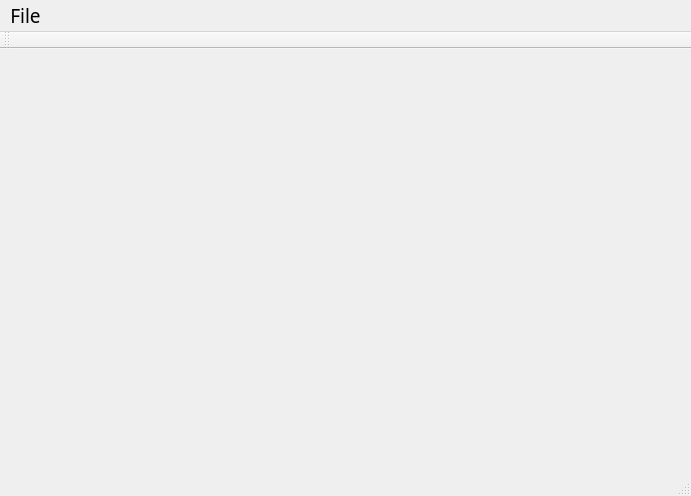
jefftsai8049/BeeObservationSystem_Analysis, file mainwindow.ui: the form before one commit.
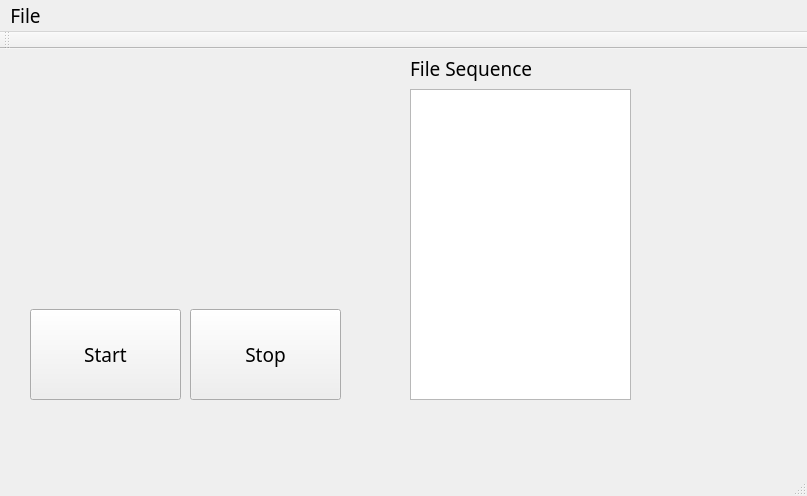
The form after the commit.

Commit message: manual stitching coding...

What changed in the file:
```diff
--- a/mainwindow.ui
+++ b/mainwindow.ui
@@ -6,7 +6,7 @@
    <rect>
     <x>0</x>
     <y>0</y>
-    <width>691</width>
+    <width>807</width>
     <height>496</height>
    </rect>
   </property>
@@ -19,13 +19,68 @@
   <property name="windowTitle">
    <string>MainWindow</string>
   </property>
-  <widget class="QWidget" name="centralWidget"/>
+  <widget class="QWidget" name="centralWidget">
+   <widget class="QTextBrowser" name="videoName_textBrowser">
+    <property name="geometry">
+     <rect>
+      <x>410</x>
+      <y>40</y>
+      <width>221</width>
+      <height>311</height>
+     </rect>
+    </property>
+    <property name="font">
+     <font>
+      <pointsize>10</pointsize>
+     </font>
+    </property>
+   </widget>
+   <widget class="QPushButton" name="stitchingStart_pushButton">
+    <property name="geometry">
+     <rect>
+      <x>30</x>
+      <y>260</y>
+      <width>151</width>
+      <height>91</height>
+     </rect>
+    </property>
+    <property name="text">
+     <string>Start</string>
+    </property>
+   </widget>
+   <widget class="QPushButton" name="stitchingStop_pushButton">
+    <property name="geometry">
+     <rect>
+      <x>190</x>
+      <y>260</y>
+      <width>151</width>
+      <height>91</height>
+     </rect>
+    </property>
+    <property name="text">
+     <string>Stop</string>
+    </property>
+   </widget>
+   <widget class="QLabel" name="label">
+    <property name="geometry">
+     <rect>
+      <x>410</x>
+      <y>-1</y>
+      <width>141</width>
+      <height>41</height>
+     </rect>
+    </property>
+    <property name="text">
+     <string>File Sequence</string>
+    </property>
+   </widget>
+  </widget>
   <widget class="QMenuBar" name="menuBar">
    <property name="geometry">
     <rect>
      <x>0</x>
      <y>0</y>
-     <width>691</width>
+     <width>807</width>
      <height>21</height>
     </rect>
    </property>
```
The commit also changes 9 other files.
